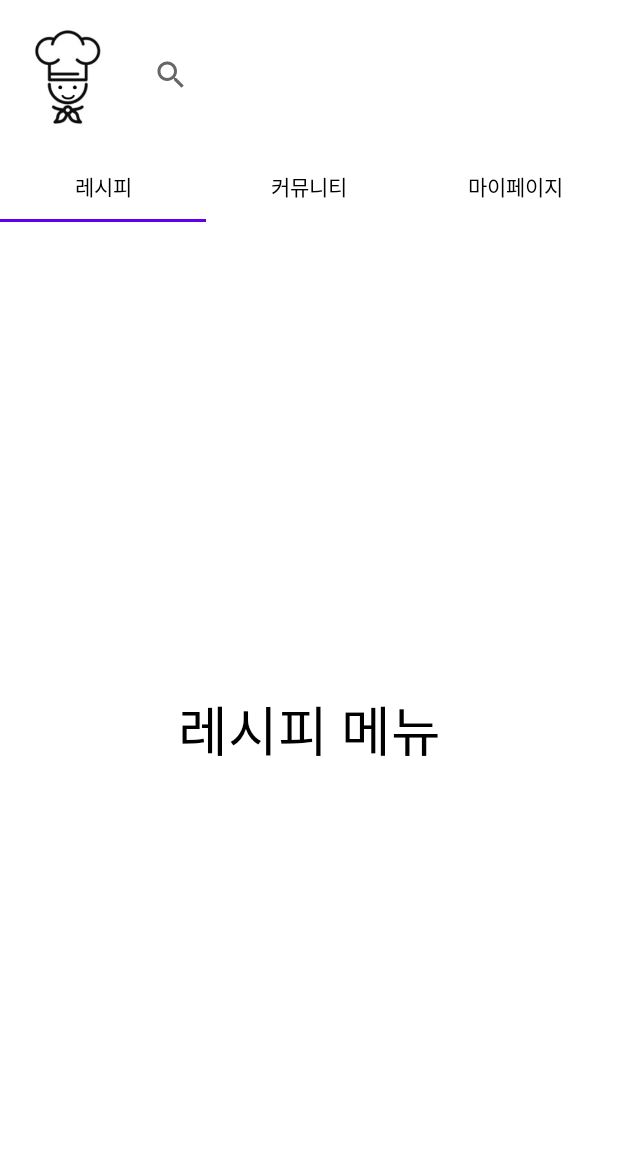
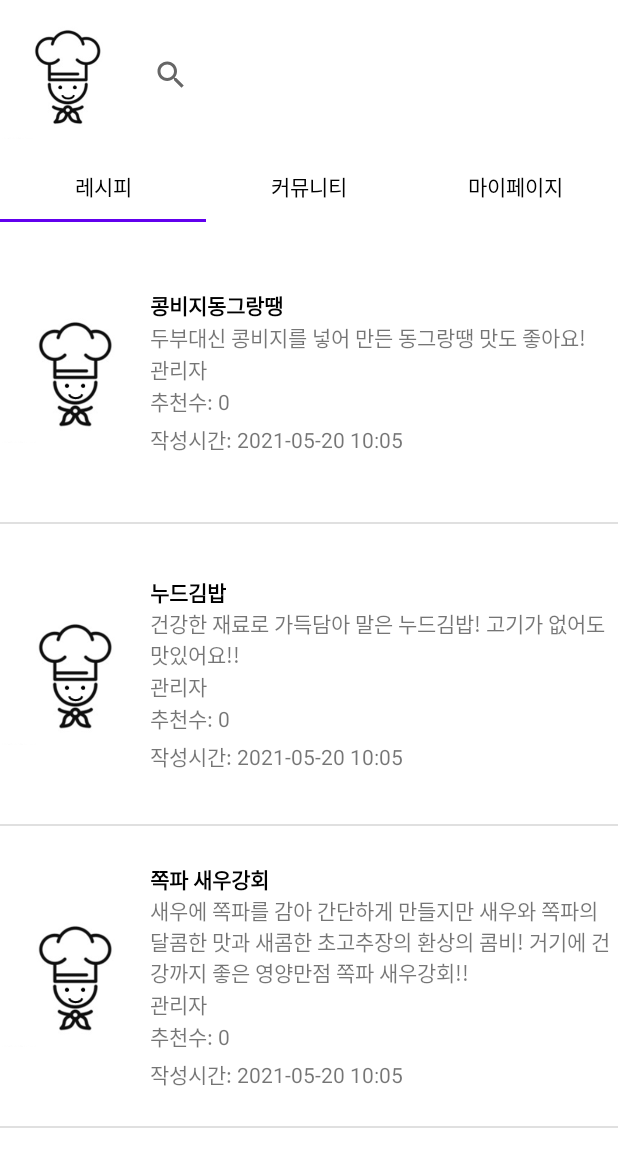
Before and after one commit to kkmin223/2021_Opensource_7_Lilac, an Android app: the screen it shows after launch (MainActivity), on a phone screen of 412 x 824 dp. Shown: the top 1167 px of the screen. Run offline under Robolectric (Android 15) with nearby library versions, the light colour scheme and no system bars; pictures from the network do not load.

Commit message:
레시피메뉴 리스트뷰 추가

```diff
--- a/Mandish/app/build.gradle
+++ b/Mandish/app/build.gradle
@@ -41,4 +41,6 @@ dependencies {
     testImplementation 'junit:junit:4.13.2'
     androidTestImplementation 'androidx.test.ext:junit:1.1.2'
     androidTestImplementation 'androidx.test.espresso:espresso-core:3.3.0'
+    implementation 'com.github.bumptech.glide:glide:4.9.0'
+    annotationProcessor 'com.github.bumptech.glide:compiler:4.9.0'
 }
--- a/Mandish/app/src/main/AndroidManifest.xml
+++ b/Mandish/app/src/main/AndroidManifest.xml
@@ -17,5 +17,5 @@
             </intent-filter>
         </activity>
     </application>
-
+    <uses-permission android:name="android.permission.INTERNET" />
 </manifest>
--- a/Mandish/app/src/main/java/com/example/mandish_lilac/FragRecipe.java
+++ b/Mandish/app/src/main/java/com/example/mandish_lilac/FragRecipe.java
@@ -4,10 +4,17 @@ import android.os.Bundle;
 import android.view.LayoutInflater;
 import android.view.View;
 import android.view.ViewGroup;
+import android.widget.AdapterView;
+import android.widget.ListView;
+import android.widget.Toast;
 
 import androidx.annotation.NonNull;
 import androidx.annotation.Nullable;
 import androidx.fragment.app.Fragment;
+
+import java.net.URL;
+import java.util.ArrayList;
+
 /*
 작성자: 김강민
 최종수정일: 21-05-17
@@ -15,9 +22,12 @@ import androidx.fragment.app.Fragment;
  */
 public class FragRecipe extends Fragment {
     private View view;
-
+    private ListView listView;
+    private RecipeListViewAdapter adapter;
+    ArrayList<Recipe_item> recipe_items;
     public static FragRecipe newInstance() {
         FragRecipe fragRecipe = new FragRecipe();
+
         return fragRecipe;
     }
 
@@ -25,6 +35,23 @@ public class FragRecipe extends Fragment {
     @Override
     public View onCreateView(@NonNull LayoutInflater inflater, @Nullable ViewGroup container, @Nullable Bundle savedInstanceState) {
         view = inflater.inflate(R.layout.frag_recipe, container,false);
+        adapter = new RecipeListViewAdapter(getContext());
+
+        listView =(ListView)view.findViewById(R.id.RecipeListView);
+        listView.setAdapter(adapter);
+        adapter.addItem("콩비지동그랑땡","두부대신 콩비지를 넣어 만든 동그랑땡 맛도 좋아요!","관리자","http://file.okdab.com/recipe/148299577268400131.jpg");
+        adapter.addItem("누드김밥","건강한 재료로 가득담아 말은 누드김밥! 고기가 없어도 맛있어요!!","관리자","http://file.okdab.com/recipe/148299332505800120.jpg");
+        adapter.addItem("쪽파 새우강회","새우에 쪽파를 감아 간단하게 만들지만 새우와 쪽파의 달콤한 맛과 새콤한 초고추장의 환상의 콤비! 거기에 건강까지 좋은 영양만점 쪽파 새우강회!!","관리자","http://file.okdab.com/recipe/148299002655300119.jpg");
+
+        listView.setOnItemClickListener(new AdapterView.OnItemClickListener() {
+            @Override
+            public void onItemClick(AdapterView<?> adapterView, View view, int i, long l) {
+                Recipe_item selectedItem = adapter.getItem(i);
+
+                Toast.makeText(getContext(), "Clicked: " + i +" "+ selectedItem.getRecipe_name() , Toast.LENGTH_SHORT).show();
+            }
+        });
+
 
         return view;
     }
--- /dev/null
+++ b/Mandish/app/src/main/java/com/example/mandish_lilac/RecipeListViewAdapter.java
@@ -0,0 +1,119 @@
+package com.example.mandish_lilac;
+
+import android.content.Context;
+import android.graphics.Bitmap;
+import android.graphics.BitmapFactory;
+import android.media.Image;
+import android.os.AsyncTask;
+import android.view.LayoutInflater;
+import android.view.View;
+import android.view.ViewGroup;
+import android.widget.AdapterView;
+import android.widget.ArrayAdapter;
+import android.widget.BaseAdapter;
+import android.widget.ImageView;
+import android.widget.ListView;
+import android.widget.TextView;
+import android.widget.Toast;
+
+import androidx.annotation.NonNull;
+
+import com.bumptech.glide.Glide;
+
+import java.io.IOException;
+import java.net.MalformedURLException;
+import java.net.URL;
+import java.text.SimpleDateFormat;
+import java.util.ArrayList;
+import java.util.Date;
+
+public class RecipeListViewAdapter extends ArrayAdapter implements AdapterView.OnItemClickListener {
+
+    private ImageView foodImgView;
+    private TextView nameTextView;
+    private TextView introTextView;
+    private TextView writerTextView;
+    private TextView recTextView;
+    private TextView dateTextView;
+    private Context context;
+    private ArrayList<Recipe_item> RecipeItemList = new ArrayList<Recipe_item>();
+
+    public RecipeListViewAdapter(@NonNull Context context) {
+        super(context,0);
+        this.context = context;
+
+    }
+
+
+    public void addItem(String name,String intro, String writer,String url){
+        Recipe_item item = new Recipe_item();
+        long now = System.currentTimeMillis();
+        Date date = new Date(now);
+        SimpleDateFormat sdf = new SimpleDateFormat("yyyy-MM-dd hh:MM");
+        String getdate = sdf.format(date);
+        item.setRecipe_name(name);
+        item.setRecipe_intro(intro);
+        item.setWriter(writer);
+        item.setImg_url(url);
+        item.setRec_cnt(0);
+        item.setWrite_date(getdate);
+        RecipeItemList.add(item);
+    }
+
+
+    @Override
+    public int getCount() {
+        return RecipeItemList.size();
+    }
+
+    @Override
+    public Recipe_item getItem(int i) {
+        return RecipeItemList.get(i);
+    }
+
+    @Override
+    public long getItemId(int i) {
+        return i;
+    }
+
+    @Override
+    public View getView(int i, View convertView, ViewGroup parent) {
+
+
+        //"recipelist_item" Layout을 inflate하여 converView 참조 획득.
+        if(convertView == null){
+            LayoutInflater inflater = (LayoutInflater) context.getSystemService(Context.LAYOUT_INFLATER_SERVICE);
+            convertView = inflater.inflate(R.layout.recipelist_item,parent,false);
+        }
+        // 화면에 표시될 View로 부터 위젯의 id로 참조를 획득한다.
+        foodImgView = (ImageView) convertView.findViewById(R.id.food_img);
+        nameTextView = (TextView) convertView.findViewById(R.id.recipe_name);
+        introTextView = (TextView) convertView.findViewById(R.id.recipe_intro);
+        writerTextView = (TextView) convertView.findViewById(R.id.recipe_writer);
+        recTextView = (TextView) convertView.findViewById(R.id.recipe_rec);
+        dateTextView = (TextView) convertView.findViewById(R.id.wirte_date);
+
+        final Recipe_item recipe_item = RecipeItemList.get(i);
+
+        Glide.with(convertView)
+                .load(recipe_item.getImg_url())
+                .thumbnail(0.3f)
+                .error(R.drawable.mandish_logo2)
+                .fitCenter()
+                .into(foodImgView);
+        nameTextView.setText(recipe_item.getRecipe_name());
+        introTextView.setText(recipe_item.getRecipe_intro());
+        writerTextView.setText(recipe_item.getWriter());
+        recTextView.setText("추천수: "+String.valueOf(recipe_item.getRec_cnt()));
+        dateTextView.setText("작성시간: "+recipe_item.getWrite_date());
+
+        return convertView;
+    }
+
+    @Override
+    public void onItemClick(AdapterView<?> adapterView, View view, int i, long l) {
+        Toast.makeText(context, "clicked", Toast.LENGTH_SHORT).show();
+    }
+
+
+}
--- /dev/null
+++ b/Mandish/app/src/main/java/com/example/mandish_lilac/Recipe_item.java
@@ -0,0 +1,139 @@
+package com.example.mandish_lilac;
+/*
+작성자: 김강민
+설명: 레시피 메뉴에서 레시피 리스트틀 출력하기 위한
+레시피 기본 정보를 담은 큰래스
+최종수정일: 21-05-19
+*/
+
+import java.net.URL;
+
+public class Recipe_item {
+
+    private int recipe_code; // 레시피 고유 식별번호
+    private String recipe_name; // 레시피 이름(음식 이름)
+    private String recipe_intro; // 레시피 간략소개
+    private int type_code; // 레시피 유형 코드
+    private String type_name; // 레시피 유형 이름(한식,중식,...)
+    private int food_code; // 음식 유형 코드
+    private String food_type; //음식 유형 (부침,튀김,...)
+    private int amount; // 음식 양을 인분으로 표현
+    private int cooktime; // 음식 조리시간
+    private String difficulty; //음식 난이도
+    private String img_url; // 음식 이미지 url
+    private String writer; //레시피 작성자 ID
+    private int rec_cnt; // 레시피 추천수
+    private String  write_date; //작성시간
+
+    public String getWrite_date() {
+        return write_date;
+    }
+
+    public void setWrite_date(String write_date) {
+        this.write_date = write_date;
+    }
+
+    public String getWriter() {
+        return writer;
+    }
+
+    public void setWriter(String writer) {
+        this.writer = writer;
+    }
+
+    public int getRec_cnt() {
+        return rec_cnt;
+    }
+
+    public void setRec_cnt(int rec_cnt) {
+        this.rec_cnt = rec_cnt;
+    }
+
+    public int getRecipe_code() {
+        return recipe_code;
+    }
+
+    public void setRecipe_code(int recipe_code) {
+        this.recipe_code = recipe_code;
+    }
+
+    public String getRecipe_name() {
+        return recipe_name;
+    }
+
+    public void setRecipe_name(String recipe_name) {
+        this.recipe_name = recipe_name;
+    }
+
+    public String getRecipe_intro() {
+        return recipe_intro;
+    }
+
+    public void setRecipe_intro(String recipe_intro) {
+        this.recipe_intro = recipe_intro;
+    }
+
+    public int getType_code() {
+        return type_code;
+    }
+
+    public void setType_code(int type_code) {
+        this.type_code = type_code;
+    }
+
+    public String getType_name() {
+        return type_name;
+    }
+
+    public void setType_name(String type_name) {
+        this.type_name = type_name;
+    }
+
+    public int getFood_code() {
+        return food_code;
+    }
+
+    public void setFood_code(int food_code) {
+        this.food_code = food_code;
+    }
+
+    public String getFood_type() {
+        return food_type;
+    }
+
+    public void setFood_type(String food_type) {
+        this.food_type = food_type;
+    }
+
+    public int getAmount() {
+        return amount;
+    }
+
+    public void setAmount(int amount) {
+        this.amount = amount;
+    }
+
+    public int getCooktime() {
+        return cooktime;
+    }
+
+    public void setCooktime(int cooktime) {
+        this.cooktime = cooktime;
+    }
+
+    public String getDifficulty() {
+        return difficulty;
+    }
+
+    public void setDifficulty(String difficulty) {
+        this.difficulty = difficulty;
+    }
+
+    public String getImg_url() {
+        return img_url;
+    }
+
+    public void setImg_url(String img_url) {
+        this.img_url = img_url;
+    }
+}
--- a/Mandish/app/src/main/res/layout/frag_recipe.xml
+++ b/Mandish/app/src/main/res/layout/frag_recipe.xml
@@ -6,13 +6,10 @@
     android:layout_width="match_parent"
     android:layout_height="match_parent">
 
-    <TextView
-        android:id="@+id/textView2"
-        android:layout_width="wrap_content"
-        android:layout_height="wrap_content"
-        android:text="레시피 메뉴"
-        android:textColor="@color/black"
-        android:textSize="36sp"
+    <ListView
+        android:id="@+id/RecipeListView"
+        android:layout_width="match_parent"
+        android:layout_height="match_parent"
         app:layout_constraintBottom_toBottomOf="parent"
         app:layout_constraintEnd_toEndOf="parent"
         app:layout_constraintStart_toStartOf="parent"
--- /dev/null
+++ b/Mandish/app/src/main/res/layout/recipelist_item.xml
@@ -0,0 +1,72 @@
+<?xml version="1.0" encoding="utf-8"?>
+<androidx.constraintlayout.widget.ConstraintLayout xmlns:android="http://schemas.android.com/apk/res/android"
+    xmlns:app="http://schemas.android.com/apk/res-auto"
+    xmlns:tools="http://schemas.android.com/tools"
+    android:id="@+id/itemlayout"
+    android:layout_width="match_parent"
+    android:layout_height="match_parent">
+
+    <LinearLayout
+        android:id="@+id/linearLayout3"
+        android:layout_width="100dp"
+        android:layout_height="match_parent"
+        android:orientation="horizontal"
+        app:layout_constraintBottom_toBottomOf="parent"
+        app:layout_constraintEnd_toStartOf="@+id/linearLayout4"
+        app:layout_constraintStart_toStartOf="parent"
+        app:layout_constraintTop_toTopOf="parent">
+
+        <ImageView
+            android:id="@+id/food_img"
+            android:layout_width="200dp"
+            android:layout_height="200dp"
+            android:layout_weight="1"
+            tools:srcCompat="@tools:sample/avatars" />
+
+    </LinearLayout>
+
+    <LinearLayout
+        android:id="@+id/linearLayout4"
+        android:layout_width="0dp"
+        android:layout_height="match_parent"
+        android:orientation="vertical"
+        app:layout_constraintBottom_toBottomOf="parent"
+        app:layout_constraintEnd_toEndOf="parent"
+        app:layout_constraintStart_toEndOf="@+id/linearLayout3"
+        app:layout_constraintTop_toTopOf="parent">
+
+        <TextView
+            android:id="@+id/recipe_name"
+            android:layout_width="wrap_content"
+            android:layout_height="wrap_content"
+            android:text="요리 이름"
+            android:textColor="@color/black"
+            android:textStyle="bold" />
+
+        <TextView
+            android:id="@+id/recipe_intro"
+            android:layout_width="wrap_content"
+            android:layout_height="wrap_content"
+            android:text="요리설명" />
+
+        <TextView
+            android:id="@+id/recipe_writer"
+            android:layout_width="wrap_content"
+            android:layout_height="wrap_content"
+            android:text="작성자" />
+
+        <TextView
+            android:id="@+id/recipe_rec"
+            android:layout_width="wrap_content"
+            android:layout_height="25dp"
+            android:text="추천수" />
+
+        <TextView
+            android:id="@+id/wirte_date"
+            android:layout_width="wrap_content"
+            android:layout_height="wrap_content"
+            android:text="작성시간" />
+
+    </LinearLayout>
+
+</androidx.constraintlayout.widget.ConstraintLayout>
```
Also changed, not shown: Mandish/app/src/main/res/drawable/kong.png (added).
